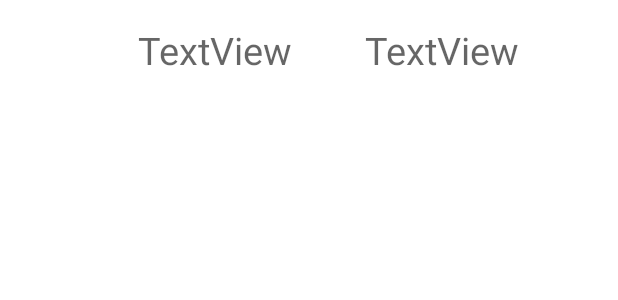
After one commit to pAplakidis/ELLIOT, an Android app: the layout list_substatistics.xml on its own in the app's theme, with its tools: preview values and no code run, on a phone screen of 412 x 824 dp. The commit adds this screen. Shown: the top 300 px of the screen. Run offline under Robolectric (Android 15) with nearby library versions, the phone set to English and light mode, and no system bars.

Commit message:
Added Pie Chart and Recycle View in Statistics

```diff
--- /dev/null
+++ b/app/src/main/java/com/example/elliot/model/Statistic.kt
@@ -0,0 +1,5 @@
+package com.example.elliot.model
+
+data class Statistic (
+    val subStatList : List<SubStatistic>
+)
--- /dev/null
+++ b/app/src/main/java/com/example/elliot/model/SubStatistic.kt
@@ -0,0 +1,6 @@
+package com.example.elliot.model
+
+data class SubStatistic(
+    val statName : String,
+    val statEval : String
+)
--- /dev/null
+++ b/app/src/main/res/layout/list_substatistics.xml
@@ -0,0 +1,34 @@
+<?xml version="1.0" encoding="utf-8"?>
+<androidx.constraintlayout.widget.ConstraintLayout xmlns:android="http://schemas.android.com/apk/res/android"
+    xmlns:app="http://schemas.android.com/apk/res-auto"
+    xmlns:tools="http://schemas.android.com/tools"
+    android:layout_width="match_parent"
+    android:layout_height="wrap_content"
+    android:paddingStart="5dp"
+    android:paddingEnd="5dp">
+
+    <TextView
+        android:id="@+id/stat_name"
+        android:layout_width="0dp"
+        android:layout_height="wrap_content"
+        android:layout_marginTop="16dp"
+        android:layout_marginEnd="60dp"
+        android:text="TextView"
+        android:textAppearance="@style/TextAppearance.AppCompat.Medium"
+        android:textSize="25sp"
+        app:layout_constraintEnd_toEndOf="parent"
+        app:layout_constraintTop_toTopOf="parent" />
+
+    <TextView
+        android:id="@+id/stat_value"
+        android:layout_width="0dp"
+        android:layout_height="wrap_content"
+        android:layout_marginTop="16dp"
+        android:layout_marginEnd="48dp"
+        android:text="TextView"
+        android:textAppearance="@style/TextAppearance.AppCompat.Medium"
+        android:textSize="25sp"
+        app:layout_constraintEnd_toStartOf="@+id/stat_name"
+        app:layout_constraintTop_toTopOf="parent" />
+
+</androidx.constraintlayout.widget.ConstraintLayout>
```
Also changed, not shown: app/src/main/java/com/example/elliot/StatisticsFragment.kt (+58 -5 lines), app/src/main/java/com/example/elliot/adapter/StatsAdapter.kt (added, +33 -0 lines), app/src/main/java/com/example/elliot/adapter/SubStatsAdapter.kt (added, +36 -0 lines), app/src/main/java/com/example/elliot/data/Datasource.kt (+38 -0 lines), app/src/main/res/layout/fragment_statistics.xml (+43 -2 lines), app/src/main/res/layout/list_statistics.xml (added, +19 -0 lines), 1 other file.
